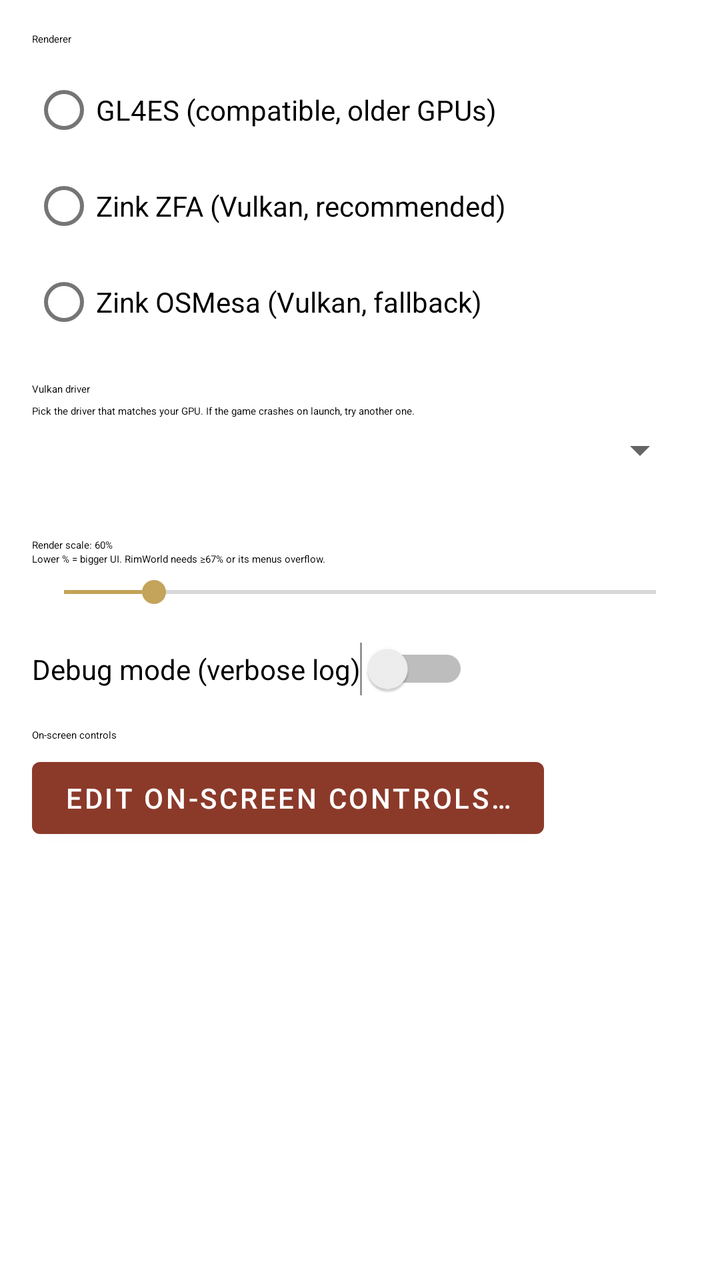
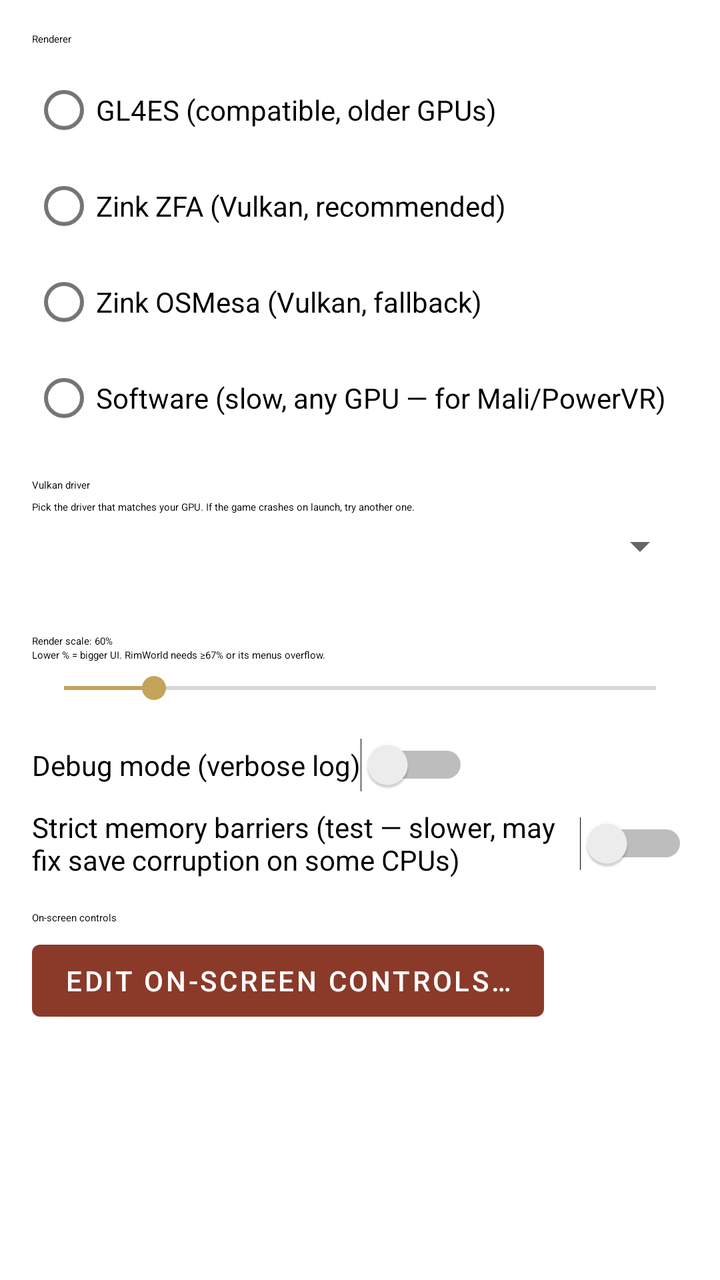

Before-and-after screenshots of an Android layout around one commit, followed by the original layout XML and the change that was made.
<!-- AndroidManifest.xml: application theme AppTheme -->
<!-- res/layout/fragment_settings.xml -->
<?xml version="1.0" encoding="utf-8"?>
<LinearLayout xmlns:android="http://schemas.android.com/apk/res/android"
    android:layout_width="match_parent"
    android:layout_height="match_parent"
    android:orientation="vertical"
    android:padding="16dp">

    <TextView
        android:layout_width="wrap_content"
        android:layout_height="wrap_content"
        android:text="@string/renderer"
        android:textAppearance="?attr/textAppearanceTitleMedium"
        android:layout_marginBottom="8dp" />

    <RadioGroup
        android:id="@+id/rg_renderer"
        android:layout_width="wrap_content"
        android:layout_height="wrap_content"
        android:layout_marginBottom="16dp">

        <RadioButton
            android:id="@+id/rb_gl4es"
            android:layout_width="wrap_content"
            android:layout_height="wrap_content"
            android:text="@string/gl4es_label" />

        <RadioButton
            android:id="@+id/rb_zink_zfa"
            android:layout_width="wrap_content"
            android:layout_height="wrap_content"
            android:text="@string/zink_zfa_label" />

        <RadioButton
            android:id="@+id/rb_zink_osmesa"
            android:layout_width="wrap_content"
            android:layout_height="wrap_content"
            android:text="@string/zink_osmesa_label" />

    </RadioGroup>

    <TextView
        android:layout_width="wrap_content"
        android:layout_height="wrap_content"
        android:text="@string/vulkan_driver"
        android:textAppearance="?attr/textAppearanceTitleMedium"
        android:layout_marginBottom="4dp" />

    <TextView
        android:layout_width="wrap_content"
        android:layout_height="wrap_content"
        android:text="@string/vulkan_driver_hint"
        android:textAppearance="?attr/textAppearanceBodySmall"
        android:layout_marginBottom="4dp" />

    <Spinner
        android:id="@+id/spinner_vulkan_driver"
        android:layout_width="match_parent"
        android:layout_height="wrap_content"
        android:layout_marginBottom="16dp" />

    <TextView
        android:id="@+id/tv_render_scale_label"
        android:layout_width="wrap_content"
        android:layout_height="wrap_content"
        android:layout_marginTop="16dp"
        android:text="Render scale: 60%"
        android:textAppearance="?attr/textAppearanceTitleMedium" />

    <TextView
        android:layout_width="wrap_content"
        android:layout_height="wrap_content"
        android:text="Lower % = bigger UI. RimWorld needs ≥67% or its menus overflow."
        android:textAppearance="?attr/textAppearanceBodySmall"
        android:layout_marginBottom="4dp" />

    <SeekBar
        android:id="@+id/sb_render_scale"
        android:layout_width="match_parent"
        android:layout_height="wrap_content"
        android:max="33"
        android:progress="5"
        android:layout_marginBottom="16dp" />

    <Switch
        android:id="@+id/sw_debug"
        android:layout_width="wrap_content"
        android:layout_height="wrap_content"
        android:text="@string/debug_mode" />

    <TextView
        android:layout_width="wrap_content"
        android:layout_height="wrap_content"
        android:layout_marginTop="16dp"
        android:text="@string/on_screen_controls"
        android:textAppearance="?attr/textAppearanceTitleMedium"
        android:layout_marginBottom="4dp" />

    <Button
        android:id="@+id/btn_edit_controls"
        android:layout_width="wrap_content"
        android:layout_height="wrap_content"
        android:text="@string/edit_controls" />

</LinearLayout>
<!-- resources referenced by this layout -->
<resources>
  <string name="debug_mode">Debug mode (verbose log)</string>
  <string name="edit_controls">Edit on-screen controls…</string>
  <string name="gl4es_label">GL4ES (compatible, older GPUs)</string>
  <string name="on_screen_controls">On-screen controls</string>
  <string name="renderer">Renderer</string>
  <string name="vulkan_driver">Vulkan driver</string>
  <string name="vulkan_driver_hint">Pick the driver that matches your GPU. If the game crashes on launch, try another one.</string>
  <string name="zink_osmesa_label">Zink OSMesa (Vulkan, fallback)</string>
  <string name="zink_zfa_label">Zink ZFA (Vulkan, recommended)</string>
  <style name="AppTheme" parent="Theme.MaterialComponents.DayNight.NoActionBar">
          <item name="colorPrimary">@color/rd_primary</item>
          <item name="colorPrimaryVariant">@color/rd_primary_dark</item>
          <item name="colorOnPrimary">@android:color/white</item>
          <item name="colorSecondary">@color/rd_secondary</item>
          <item name="colorOnSecondary">@android:color/white</item>
          <item name="android:statusBarColor">@color/rd_primary_dark</item>
      </style>
  <color name="rd_primary">#8B3A2A</color>
  <color name="rd_primary_dark">#5C1E10</color>
  <color name="rd_secondary">#C4A35A</color>
</resources>

<!-- the commit's change to res/layout/fragment_settings.xml (unified diff, before → after) -->
@@ -35,6 +35,12 @@
             android:layout_width="wrap_content"
             android:layout_height="wrap_content"
             android:text="@string/zink_osmesa_label" />
+
+        <RadioButton
+            android:id="@+id/rb_softpipe"
+            android:layout_width="wrap_content"
+            android:layout_height="wrap_content"
+            android:text="@string/softpipe_label" />
 
     </RadioGroup>
 
@@ -87,6 +93,13 @@
         android:layout_height="wrap_content"
         android:text="@string/debug_mode" />
 
+    <Switch
+        android:id="@+id/sw_strict_barriers"
+        android:layout_width="wrap_content"
+        android:layout_height="wrap_content"
+        android:layout_marginTop="8dp"
+        android:text="@string/strict_barriers" />
+
     <TextView
         android:layout_width="wrap_content"
         android:layout_height="wrap_content"
<!-- resource entries referenced after the edit -->
@@ -5,6 +5,8 @@
   <string name="gl4es_label">GL4ES (compatible, older GPUs)</string>
   <string name="on_screen_controls">On-screen controls</string>
   <string name="renderer">Renderer</string>
+  <string name="softpipe_label">Software (slow, any GPU — for Mali/PowerVR)</string>
+  <string name="strict_barriers">Strict memory barriers (test — slower, may fix save corruption on some CPUs)</string>
   <string name="vulkan_driver">Vulkan driver</string>
   <string name="vulkan_driver_hint">Pick the driver that matches your GPU. If the game crashes on launch, try another one.</string>
   <string name="zink_osmesa_label">Zink OSMesa (Vulkan, fallback)</string>
